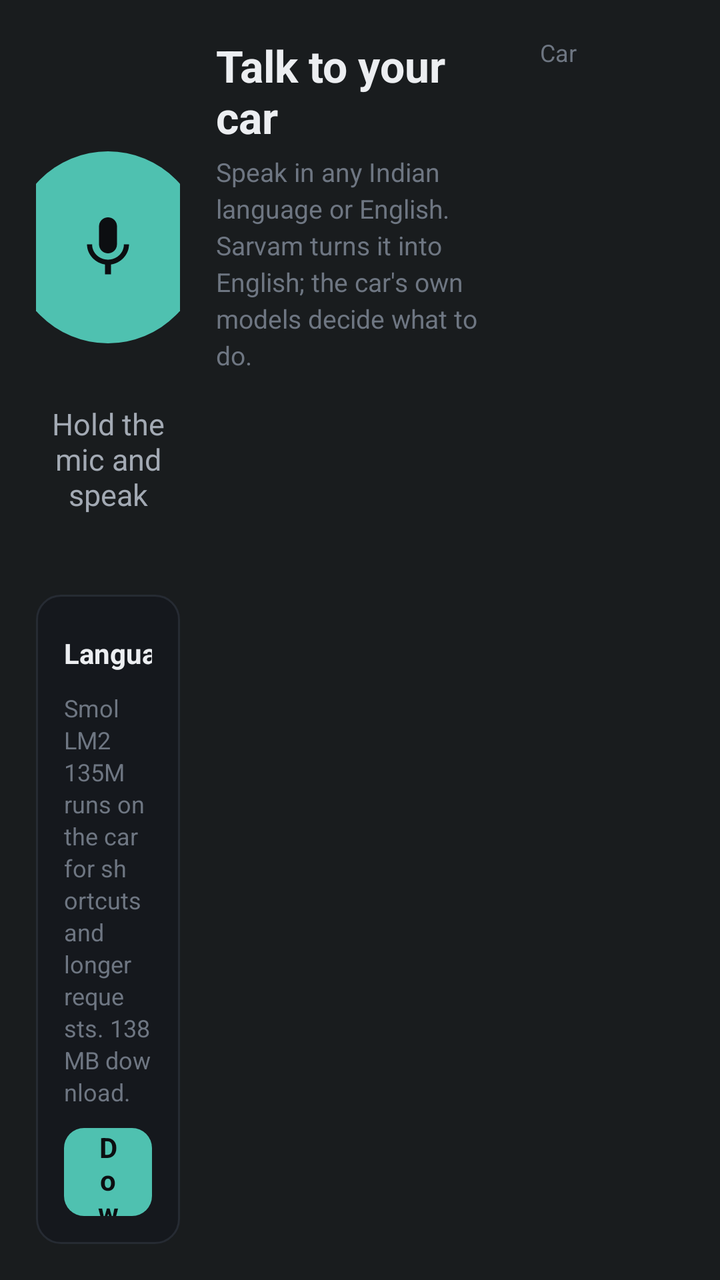
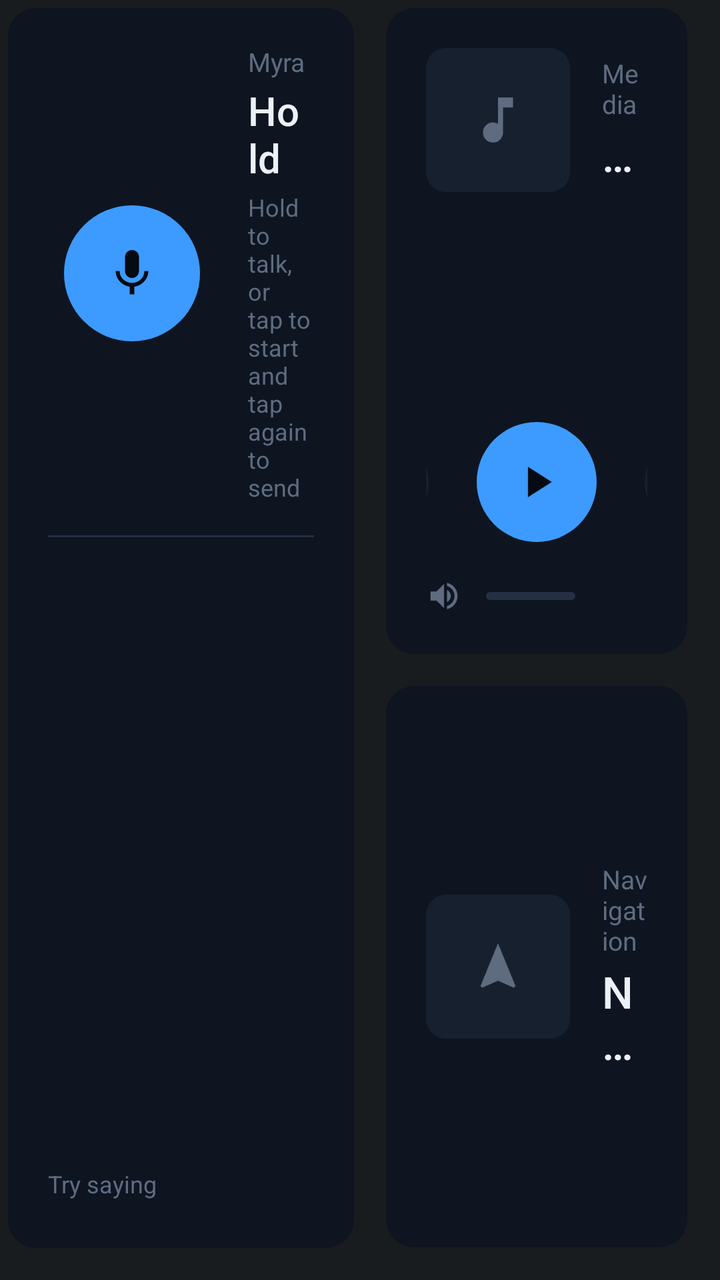

Compare the two renders of this Android layout. The source of the first and the diff that turns it into the second are given below.
<!-- AndroidManifest.xml: application theme android:Theme.DeviceDefault.NoActionBar.Fullscreen -->
<!-- res/layout/main.xml -->
<?xml version="1.0" encoding="utf-8"?>
<LinearLayout xmlns:android="http://schemas.android.com/apk/res/android"
    android:layout_width="match_parent"
    android:layout_height="match_parent"
    android:orientation="horizontal"
    android:padding="18dp">

    
    <LinearLayout
        android:layout_width="0dp"
        android:layout_height="match_parent"
        android:layout_weight="1"
        android:orientation="vertical">

        <LinearLayout
            android:layout_width="match_parent"
            android:layout_height="0dp"
            android:layout_weight="1"
            android:gravity="center"
            android:orientation="vertical">

            <FrameLayout
                android:layout_width="132dp"
                android:layout_height="132dp">

                <View
                    android:id="@+id/micRing"
                    android:layout_width="match_parent"
                    android:layout_height="match_parent"
                    android:background="@drawable/mic_ring"
                    android:visibility="invisible" />

                <ImageView
                    android:id="@+id/mic"
                    android:layout_width="96dp"
                    android:layout_height="96dp"
                    android:layout_gravity="center"
                    android:background="@drawable/mic_bg"
                    android:contentDescription="Hold to talk to Myra"
                    android:padding="30dp"
                    android:src="@drawable/ic_mic"
                    android:tint="@color/bg" />
            </FrameLayout>

            <TextView
                android:id="@+id/status"
                android:layout_width="match_parent"
                android:layout_height="wrap_content"
                android:layout_marginTop="12dp"
                android:gravity="center"
                android:minLines="2"
                android:text="Hold the mic and speak"
                android:textColor="@color/ink2"
                android:textSize="15sp" />
        </LinearLayout>

        <LinearLayout
            android:layout_width="match_parent"
            android:layout_height="wrap_content"
            android:background="@drawable/panel"
            android:orientation="vertical"
            android:padding="14dp">

            <LinearLayout
                android:layout_width="match_parent"
                android:layout_height="wrap_content"
                android:gravity="center_vertical"
                android:orientation="horizontal">

                <TextView
                    android:layout_width="0dp"
                    android:layout_height="wrap_content"
                    android:layout_weight="1"
                    android:text="Language model"
                    android:textColor="@color/ink"
                    android:textSize="14sp"
                    android:textStyle="bold" />

                <TextView
                    android:id="@+id/llmState"
                    style="@style/Label"
                    android:text="Not installed" />
            </LinearLayout>

            <TextView
                android:id="@+id/llmDetail"
                android:layout_width="match_parent"
                android:layout_height="wrap_content"
                android:layout_marginTop="4dp"
                android:lineSpacingExtra="2dp"
                android:text="SmolLM2 135M runs on the car for shortcuts and longer requests. 138 MB download."
                android:textColor="@color/ink3"
                android:textSize="12sp" />

            <ProgressBar
                android:id="@+id/llmProgress"
                style="@android:style/Widget.ProgressBar.Horizontal"
                android:layout_width="match_parent"
                android:layout_height="4dp"
                android:layout_marginTop="10dp"
                android:max="1000"
                android:progressDrawable="@drawable/progress"
                android:visibility="gone" />

            <TextView
                android:id="@+id/llmButton"
                style="@style/Button"
                android:layout_width="match_parent"
                android:layout_marginTop="10dp"
                android:text="Download" />

            <CheckBox
                android:id="@+id/llmAlways"
                android:layout_width="match_parent"
                android:layout_height="wrap_content"
                android:layout_marginTop="6dp"
                android:buttonTint="@color/accent"
                android:text="Use it for every command"
                android:textColor="@color/ink2"
                android:textSize="13sp"
                android:visibility="gone" />
        </LinearLayout>
    </LinearLayout>

    
    <LinearLayout
        android:layout_width="0dp"
        android:layout_height="match_parent"
        android:layout_marginStart="18dp"
        android:layout_marginEnd="18dp"
        android:layout_weight="2"
        android:orientation="vertical">

        <ScrollView
            android:id="@+id/scroll"
            android:layout_width="match_parent"
            android:layout_height="0dp"
            android:layout_weight="1"
            android:fadingEdgeLength="24dp"
            android:requiresFadingEdge="vertical">

            <LinearLayout
                android:id="@+id/log"
                android:layout_width="match_parent"
                android:layout_height="wrap_content"
                android:orientation="vertical">

                <TextView
                    android:layout_width="wrap_content"
                    android:layout_height="wrap_content"
                    android:text="Talk to your car"
                    android:textColor="@color/ink"
                    android:textSize="22sp"
                    android:textStyle="bold" />

                <TextView
                    android:layout_width="wrap_content"
                    android:layout_height="wrap_content"
                    android:layout_marginTop="4dp"
                    android:layout_marginBottom="8dp"
                    android:lineSpacingExtra="3dp"
                    android:text="Speak in any Indian language or English. Sarvam turns it into English; the car's own models decide what to do."
                    android:textColor="@color/ink3"
                    android:textSize="13sp" />
            </LinearLayout>
        </ScrollView>

        <HorizontalScrollView
            android:layout_width="match_parent"
            android:layout_height="wrap_content"
            android:layout_marginTop="10dp"
            android:scrollbars="none">

            <LinearLayout
                android:id="@+id/chips"
                android:layout_width="wrap_content"
                android:layout_height="wrap_content"
                android:orientation="horizontal" />
        </HorizontalScrollView>
    </LinearLayout>

    
    <LinearLayout
        android:id="@+id/state"
        android:layout_width="0dp"
        android:layout_height="match_parent"
        android:layout_weight="1"
        android:orientation="vertical">

        <TextView
            style="@style/Label"
            android:layout_marginBottom="6dp"
            android:text="Car" />
    </LinearLayout>
</LinearLayout>
<!-- resources referenced by this layout -->
<resources>
  <color name="accent">#4FC1B0</color>
  <color name="bg">#0C0E11</color>
  <color name="ink">#ECEEF1</color>
  <color name="ink2">#A3AAB4</color>
  <color name="ink3">#6E7682</color>
  <!-- drawable mic_bg (drawable) -->
  <?xml version="1.0" encoding="utf-8"?>
  <selector xmlns:android="http://schemas.android.com/apk/res/android">
      <item android:state_pressed="true"><shape android:shape="oval"><solid android:color="#3A9A8C" /></shape></item>
      <item android:state_enabled="false"><shape android:shape="oval"><solid android:color="@color/surface2" /></shape></item>
      <item><shape android:shape="oval"><solid android:color="@color/accent" /></shape></item>
  </selector>
  <!-- drawable panel (drawable) -->
  <?xml version="1.0" encoding="utf-8"?>
  <shape xmlns:android="http://schemas.android.com/apk/res/android">
      <solid android:color="@color/surface" />
      <stroke android:width="1dp" android:color="@color/line" />
      <corners android:radius="12dp" />
  </shape>
  <style name="Button">
          <item name="android:layout_height">44dp</item>
          <item name="android:background">@drawable/button</item>
          <item name="android:gravity">center</item>
          <item name="android:paddingStart">16dp</item>
          <item name="android:paddingEnd">16dp</item>
          <item name="android:textColor">@color/bg</item>
          <item name="android:textSize">14sp</item>
          <item name="android:textStyle">bold</item>
          <item name="android:clickable">true</item>
          <item name="android:focusable">true</item>
      </style>
  <style name="Label">
          <item name="android:layout_width">wrap_content</item>
          <item name="android:layout_height">wrap_content</item>
          <item name="android:textColor">@color/ink3</item>
          <item name="android:textSize">12sp</item>
      </style>
  <color name="surface2">#1C2027</color>
  <color name="surface">#15181D</color>
  <color name="line">#262B33</color>
  <!-- drawable button (drawable) -->
  <?xml version="1.0" encoding="utf-8"?>
  <selector xmlns:android="http://schemas.android.com/apk/res/android">
      <item android:state_enabled="false"><shape><solid android:color="@color/surface2" /><corners android:radius="10dp" /></shape></item>
      <item android:state_pressed="true"><shape><solid android:color="#3A9A8C" /><corners android:radius="10dp" /></shape></item>
      <item><shape><solid android:color="@color/accent" /><corners android:radius="10dp" /></shape></item>
  </selector>
  <!-- unchanged entries left out for length: 3 -->
</resources>

<!-- the commit's change to res/layout/main.xml (unified diff, before → after) -->
@@ -3,25 +3,32 @@
     android:layout_width="match_parent"
     android:layout_height="match_parent"
     android:orientation="horizontal"
-    android:padding="18dp">
+    android:paddingStart="4dp"
+    android:paddingEnd="16dp"
+    android:paddingBottom="16dp"
+    android:paddingTop="4dp">
 
     
     <LinearLayout
         android:layout_width="0dp"
         android:layout_height="match_parent"
-        android:layout_weight="1"
-        android:orientation="vertical">
+        android:layout_weight="1.15"
+        android:background="@drawable/panel"
+        android:orientation="vertical"
+        android:paddingStart="20dp"
+        android:paddingTop="18dp"
+        android:paddingEnd="20dp"
+        android:paddingBottom="16dp">
 
         <LinearLayout
             android:layout_width="match_parent"
-            android:layout_height="0dp"
-            android:layout_weight="1"
-            android:gravity="center"
-            android:orientation="vertical">
+            android:layout_height="wrap_content"
+            android:gravity="center_vertical"
+            android:orientation="horizontal">
 
             <FrameLayout
-                android:layout_width="132dp"
-                android:layout_height="132dp">
+                android:layout_width="84dp"
+                android:layout_height="84dp">
 
                 <View
                     android:id="@+id/micRing"
@@ -32,164 +39,293 @@
 
                 <ImageView
                     android:id="@+id/mic"
-                    android:layout_width="96dp"
-                    android:layout_height="96dp"
+                    android:layout_width="68dp"
+                    android:layout_height="68dp"
                     android:layout_gravity="center"
                     android:background="@drawable/mic_bg"
                     android:contentDescription="Hold to talk to Myra"
-                    android:padding="30dp"
+                    android:padding="20dp"
                     android:src="@drawable/ic_mic"
                     android:tint="@color/bg" />
             </FrameLayout>
 
-            <TextView
-                android:id="@+id/status"
+            <LinearLayout
+                android:layout_width="0dp"
+                android:layout_height="wrap_content"
+                android:layout_marginStart="16dp"
+                android:layout_weight="1"
+                android:orientation="vertical">
+
+                <TextView
+                    android:layout_width="wrap_content"
+                    android:layout_height="wrap_content"
+                    android:text="Myra"
+                    android:textColor="@color/ink3"
+                    android:textSize="13sp" />
+
+                <TextView
+                    android:id="@+id/status"
+                    android:layout_width="match_parent"
+                    android:layout_height="wrap_content"
+                    android:layout_marginTop="2dp"
+                    android:fontFamily="sans-serif-medium"
+                    android:maxLines="2"
+                    android:text="Hold the mic and speak"
+                    android:textColor="@color/ink"
+                    android:textSize="20sp" />
+
+                <TextView
+                    android:layout_width="match_parent"
+                    android:layout_height="wrap_content"
+                    android:layout_marginTop="3dp"
+                    android:text="Hold to talk, or tap to start and tap again to send"
+                    android:textColor="@color/ink3"
+                    android:textSize="12sp" />
+            </LinearLayout>
+        </LinearLayout>
+
+        <View
+            android:layout_width="match_parent"
+            android:layout_height="1dp"
+            android:layout_marginTop="16dp"
+            android:background="@color/line" />
+
+        <ScrollView
+            android:id="@+id/scroll"
+            android:layout_width="match_parent"
+            android:layout_height="0dp"
+            android:layout_weight="1"
+            android:fadingEdgeLength="24dp"
+            android:requiresFadingEdge="vertical"
+            android:scrollbars="none">
+
+            <LinearLayout
+                android:id="@+id/log"
                 android:layout_width="match_parent"
                 android:layout_height="wrap_content"
-                android:layout_marginTop="12dp"
-                android:gravity="center"
-                android:minLines="2"
-                android:text="Hold the mic and speak"
-                android:textColor="@color/ink2"
-                android:textSize="15sp" />
-        </LinearLayout>
-
-        <LinearLayout
-            android:layout_width="match_parent"
+                android:orientation="vertical"
+                android:paddingBottom="8dp" />
+        </ScrollView>
+
+        <TextView
+            android:layout_width="wrap_content"
             android:layout_height="wrap_content"
-            android:background="@drawable/panel"
-            android:orientation="vertical"
-            android:padding="14dp">
-
-            <LinearLayout
-                android:layout_width="match_parent"
-                android:layout_height="wrap_content"
-                android:gravity="center_vertical"
-                android:orientation="horizontal">
-
-                <TextView
-                    android:layout_width="0dp"
-                    android:layout_height="wrap_content"
-                    android:layout_weight="1"
-                    android:text="Language model"
-                    android:textColor="@color/ink"
-                    android:textSize="14sp"
-                    android:textStyle="bold" />
-
-                <TextView
-                    android:id="@+id/llmState"
-                    style="@style/Label"
-                    android:text="Not installed" />
-            </LinearLayout>
-
-            <TextView
-                android:id="@+id/llmDetail"
-                android:layout_width="match_parent"
-                android:layout_height="wrap_content"
-                android:layout_marginTop="4dp"
-                android:lineSpacingExtra="2dp"
-                android:text="SmolLM2 135M runs on the car for shortcuts and longer requests. 138 MB download."
-                android:textColor="@color/ink3"
-                android:textSize="12sp" />
-
-            <ProgressBar
-                android:id="@+id/llmProgress"
-                style="@android:style/Widget.ProgressBar.Horizontal"
-                android:layout_width="match_parent"
-                android:layout_height="4dp"
-                android:layout_marginTop="10dp"
-                android:max="1000"
-                android:progressDrawable="@drawable/progress"
-                android:visibility="gone" />
-
-            <TextView
-                android:id="@+id/llmButton"
-                style="@style/Button"
-                android:layout_width="match_parent"
-                android:layout_marginTop="10dp"
-                android:text="Download" />
-
-            <CheckBox
-                android:id="@+id/llmAlways"
-                android:layout_width="match_parent"
-                android:layout_height="wrap_content"
-                android:layout_marginTop="6dp"
-                android:buttonTint="@color/accent"
-                android:text="Use it for every command"
-                android:textColor="@color/ink2"
-                android:textSize="13sp"
-                android:visibility="gone" />
-        </LinearLayout>
+            android:layout_marginTop="8dp"
+            android:text="Try saying"
+            android:textColor="@color/ink3"
+            android:textSize="12sp" />
+
+        <HorizontalScrollView
+            android:layout_width="match_parent"
+            android:layout_height="wrap_content"
+            android:layout_marginTop="8dp"
+            android:scrollbars="none">
+
+            <LinearLayout
+                android:id="@+id/chips"
+                android:layout_width="wrap_content"
+                android:layout_height="wrap_content"
+                android:orientation="horizontal" />
+        </HorizontalScrollView>
     </LinearLayout>
 
-    
     <LinearLayout
         android:layout_width="0dp"
         android:layout_height="match_parent"
-        android:layout_marginStart="18dp"
-        android:layout_marginEnd="18dp"
-        android:layout_weight="2"
+        android:layout_marginStart="16dp"
+        android:layout_weight="1"
         android:orientation="vertical">
 
-        <ScrollView
-            android:id="@+id/scroll"
+        
+        <LinearLayout
             android:layout_width="match_parent"
             android:layout_height="0dp"
+            android:layout_weight="1.15"
+            android:background="@drawable/panel"
+            android:orientation="vertical"
+            android:padding="20dp">
+
+            <LinearLayout
+                android:layout_width="match_parent"
+                android:layout_height="wrap_content"
+                android:gravity="center_vertical"
+                android:orientation="horizontal">
+
+                <FrameLayout
+                    android:layout_width="72dp"
+                    android:layout_height="72dp"
+                    android:background="@drawable/tile">
+
+                    <ImageView
+                        android:id="@+id/mediaArt"
+                        android:layout_width="30dp"
+                        android:layout_height="30dp"
+                        android:layout_gravity="center"
+                        android:importantForAccessibility="no"
+                        android:src="@drawable/ic_music"
+                        android:tint="@color/ink3" />
+                </FrameLayout>
+
+                <LinearLayout
+                    android:layout_width="0dp"
+                    android:layout_height="wrap_content"
+                    android:layout_marginStart="16dp"
+                    android:layout_weight="1"
+                    android:orientation="vertical">
+
+                    <TextView
+                        android:id="@+id/mediaSub"
+                        android:layout_width="wrap_content"
+                        android:layout_height="wrap_content"
+                        android:text="Media"
+                        android:textColor="@color/ink3"
+                        android:textSize="13sp" />
+
+                    <TextView
+                        android:id="@+id/mediaState"
+                        android:layout_width="match_parent"
+                        android:layout_height="wrap_content"
+                        android:layout_marginTop="2dp"
+                        android:ellipsize="end"
+                        android:fontFamily="sans-serif-medium"
+                        android:maxLines="1"
+                        android:text="Nothing playing"
+                        android:textColor="@color/ink"
+                        android:textSize="22sp" />
+                </LinearLayout>
+            </LinearLayout>
+
+            <View
+                android:layout_width="0dp"
+                android:layout_height="0dp"
+                android:layout_weight="1" />
+
+            <LinearLayout
+                android:layout_width="match_parent"
+                android:layout_height="wrap_content"
+                android:gravity="center"
+                android:orientation="horizontal">
+
+                <ImageView
+                    android:id="@+id/mediaPrev"
+                    style="@style/RoundButton"
+                    android:layout_width="48dp"
+                    android:layout_height="48dp"
+                    android:contentDescription="Previous track"
+                    android:src="@drawable/ic_prev" />
+
+                <ImageView
+                    android:id="@+id/mediaPlay"
+                    android:layout_width="60dp"
+                    android:layout_height="60dp"
+                    android:layout_marginStart="24dp"
+                    android:layout_marginEnd="24dp"
+                    android:background="@drawable/mic_bg"
+                    android:clickable="true"
+                    android:contentDescription="Play"
+                    android:focusable="true"
+                    android:padding="17dp"
+                    android:src="@drawable/ic_play"
+                    android:tint="@color/bg" />
+
+                <ImageView
+                    android:id="@+id/mediaNext"
+                    style="@style/RoundButton"
+                    android:layout_width="48dp"
+                    android:layout_height="48dp"
+                    android:contentDescription="Next track"
+                    android:src="@drawable/ic_next" />
+            </LinearLayout>
+
+            <LinearLayout
+                android:layout_width="match_parent"
+                android:layout_height="wrap_content"
+                android:layout_marginTop="18dp"
+                android:gravity="center_vertical"
+                android:orientation="horizontal">
+
+                <ImageView
+                    android:layout_width="18dp"
+                    android:layout_height="18dp"
+                    android:importantForAccessibility="no"
+                    android:src="@drawable/ic_volume"
+                    android:tint="@color/ink3" />
+
+                <ProgressBar
+                    android:id="@+id/volumeBar"
+                    style="@android:style/Widget.ProgressBar.Horizontal"
+                    android:layout_width="0dp"
+                    android:layout_height="4dp"
+                    android:layout_marginStart="12dp"
+                    android:layout_weight="1"
+                    android:max="30"
+                    android:progressDrawable="@drawable/progress" />
+
+                <TextView
+                    android:id="@+id/volumeText"
+                    android:layout_width="wrap_content"
+                    android:layout_height="wrap_content"
+                    android:layout_marginStart="12dp"
+                    android:gravity="end"
+                    android:minWidth="24dp"
+                    android:textColor="@color/ink2"
+                    android:textSize="13sp" />
+            </LinearLayout>
+        </LinearLayout>
+
+        
+        <LinearLayout
+            android:layout_width="match_parent"
+            android:layout_height="0dp"
+            android:layout_marginTop="16dp"
             android:layout_weight="1"
-            android:fadingEdgeLength="24dp"
-            android:requiresFadingEdge="vertical">
-
-            <LinearLayout
-                android:id="@+id/log"
-                android:layout_width="match_parent"
-                android:layout_height="wrap_content"
+            android:background="@drawable/panel"
+            android:gravity="center_vertical"
+            android:orientation="horizontal"
+            android:padding="20dp">
+
+            <FrameLayout
+                android:layout_width="72dp"
+                android:layout_height="72dp"
+                android:background="@drawable/tile">
+
+                <ImageView
+                    android:id="@+id/navIcon"
+                    android:layout_width="28dp"
+                    android:layout_height="28dp"
+                    android:layout_gravity="center"
+                    android:importantForAccessibility="no"
+                    android:src="@drawable/ic_nav"
+                    android:tint="@color/ink3" />
+            </FrameLayout>
+
+            <LinearLayout
+                android:layout_width="0dp"
+                android:layout_height="wrap_content"
+                android:layout_marginStart="16dp"
+                android:layout_weight="1"
                 android:orientation="vertical">
 
                 <TextView
+                    android:id="@+id/navSub"
                     android:layout_width="wrap_content"
                     android:layout_height="wrap_content"
-                    android:text="Talk to your car"
-                    android:textColor="@color/ink"
-                    android:textSize="22sp"
-                    android:textStyle="bold" />
-
-                <TextView
-                    android:layout_width="wrap_content"
-                    android:layout_height="wrap_content"
-                    android:layout_marginTop="4dp"
-                    android:layout_marginBottom="8dp"
-                    android:lineSpacingExtra="3dp"
-                    android:text="Speak in any Indian language or English. Sarvam turns it into English; the car's own models decide what to do."
+                    android:text="Navigation"
                     android:textColor="@color/ink3"
                     android:textSize="13sp" />
-            </LinearLayout>
-        </ScrollView>
-
-        <HorizontalScrollView
-            android:layout_width="match_parent"
-            android:layout_height="wrap_content"
-            android:layout_marginTop="10dp"
-            android:scrollbars="none">
-
-            <LinearLayout
-                android:id="@+id/chips"
-                android:layout_width="wrap_content"
-                android:layout_height="wrap_content"
-                android:orientation="horizontal" />
-        </HorizontalScrollView>
-    </LinearLayout>
-
-    
-    <LinearLayout
-        android:id="@+id/state"
-        android:layout_width="0dp"
-        android:layout_height="match_parent"
-        android:layout_weight="1"
-        android:orientation="vertical">
-
-        <TextView
-            style="@style/Label"
-            android:layout_marginBottom="6dp"
-            android:text="Car" />
+
+                <TextView
+                    android:id="@+id/navDest"
+                    android:layout_width="match_parent"
+                    android:layout_height="wrap_content"
+                    android:layout_marginTop="2dp"
+                    android:ellipsize="end"
+                    android:fontFamily="sans-serif-medium"
+                    android:maxLines="2"
+                    android:text="No destination"
+                    android:textColor="@color/ink"
+                    android:textSize="22sp" />
+            </LinearLayout>
+        </LinearLayout>
     </LinearLayout>
 </LinearLayout>
<!-- resource entries referenced after the edit -->
@@ -1,14 +1,14 @@
 <!-- resources referenced by this layout -->
 <resources>
-  <color name="accent">#4FC1B0</color>
-  <color name="bg">#0C0E11</color>
-  <color name="ink">#ECEEF1</color>
-  <color name="ink2">#A3AAB4</color>
-  <color name="ink3">#6E7682</color>
+  <color name="accent">#3D9BFF</color>
+  <color name="bg">#060A12</color>
+  <color name="ink">#ECF1F7</color>
+  <color name="ink2">#9EAABB</color>
+  <color name="ink3">#5F6C80</color>
   <!-- drawable mic_bg (drawable) -->
   <?xml version="1.0" encoding="utf-8"?>
   <selector xmlns:android="http://schemas.android.com/apk/res/android">
-      <item android:state_pressed="true"><shape android:shape="oval"><solid android:color="#3A9A8C" /></shape></item>
+      <item android:state_pressed="true"><shape android:shape="oval"><solid android:color="@color/accentPressed" /></shape></item>
       <item android:state_enabled="false"><shape android:shape="oval"><solid android:color="@color/surface2" /></shape></item>
       <item><shape android:shape="oval"><solid android:color="@color/accent" /></shape></item>
   </selector>
@@ -16,37 +16,63 @@
   <?xml version="1.0" encoding="utf-8"?>
   <shape xmlns:android="http://schemas.android.com/apk/res/android">
       <solid android:color="@color/surface" />
-      <stroke android:width="1dp" android:color="@color/line" />
-      <corners android:radius="12dp" />
+      <corners android:radius="14dp" />
   </shape>
-  <style name="Button">
+  <!-- drawable tile (drawable) -->
+  <?xml version="1.0" encoding="utf-8"?>
+  <shape xmlns:android="http://schemas.android.com/apk/res/android">
+      <solid android:color="@color/surface2" />
+      <corners android:radius="10dp" />
+  </shape>
+  <style name="RoundButton">
+          <item name="android:layout_width">44dp</item>
           <item name="android:layout_height">44dp</item>
-          <item name="android:background">@drawable/button</item>
-          <item name="android:gravity">center</item>
-          <item name="android:paddingStart">16dp</item>
-          <item name="android:paddingEnd">16dp</item>
-          <item name="android:textColor">@color/bg</item>
-          <item name="android:textSize">14sp</item>
-          <item name="android:textStyle">bold</item>
+          <item name="android:background">@drawable/round_button</item>
+          <item name="android:padding">12dp</item>
+          <item name="android:tint">@color/ink2</item>
           <item name="android:clickable">true</item>
           <item name="android:focusable">true</item>
       </style>
-  <style name="Label">
-          <item name="android:layout_width">wrap_content</item>
-          <item name="android:layout_height">wrap_content</item>
-          <item name="android:textColor">@color/ink3</item>
-          <item name="android:textSize">12sp</item>
-      </style>
-  <color name="surface2">#1C2027</color>
-  <color name="surface">#15181D</color>
-  <color name="line">#262B33</color>
-  <!-- drawable button (drawable) -->
+  <color name="accentPressed">#2C7DD6</color>
+  <color name="surface2">#17202E</color>
+  <color name="surface">#0E1521</color>
+  <!-- drawable round_button (drawable) -->
   <?xml version="1.0" encoding="utf-8"?>
   <selector xmlns:android="http://schemas.android.com/apk/res/android">
-      <item android:state_enabled="false"><shape><solid android:color="@color/surface2" /><corners android:radius="10dp" /></shape></item>
-      <item android:state_pressed="true"><shape><solid android:color="#3A9A8C" /><corners android:radius="10dp" /></shape></item>
-      <item><shape><solid android:color="@color/accent" /><corners android:radius="10dp" /></shape></item>
+      <item android:state_pressed="true"><shape android:shape="oval"><solid android:color="@color/line" /></shape></item>
+      <item><shape android:shape="oval"><solid android:color="@color/surface2" /></shape></item>
   </selector>
+  <color name="line">#243042</color>
+  <!-- drawable ic_music (drawable) -->
+  <?xml version="1.0" encoding="utf-8"?>
+  <vector xmlns:android="http://schemas.android.com/apk/res/android" android:width="24dp" android:height="24dp" android:viewportWidth="24" android:viewportHeight="24">
+      <path android:fillColor="#FFFFFFFF" android:pathData="M12,3v10.55c-0.59,-0.34 -1.27,-0.55 -2,-0.55 -2.21,0 -4,1.79 -4,4s1.79,4 4,4 4,-1.79 4,-4V7h4V3h-6z" />
+  </vector>
+  <!-- drawable ic_nav (drawable) -->
+  <?xml version="1.0" encoding="utf-8"?>
+  <vector xmlns:android="http://schemas.android.com/apk/res/android" android:width="24dp" android:height="24dp" android:viewportWidth="24" android:viewportHeight="24">
+      <path android:fillColor="#FFFFFFFF" android:pathData="M12,2L4.5,20.29l0.71,0.71L12,18l6.79,3 0.71,-0.71z" />
+  </vector>
+  <!-- drawable ic_next (drawable) -->
+  <?xml version="1.0" encoding="utf-8"?>
+  <vector xmlns:android="http://schemas.android.com/apk/res/android" android:width="24dp" android:height="24dp" android:viewportWidth="24" android:viewportHeight="24">
+      <path android:fillColor="#FFFFFFFF" android:pathData="M6,18l8.5,-6L6,6v12zM16,6v12h2V6h-2z" />
+  </vector>
+  <!-- drawable ic_play (drawable) -->
+  <?xml version="1.0" encoding="utf-8"?>
+  <vector xmlns:android="http://schemas.android.com/apk/res/android" android:width="24dp" android:height="24dp" android:viewportWidth="24" android:viewportHeight="24">
+      <path android:fillColor="#FFFFFFFF" android:pathData="M8,5v14l11,-7z" />
+  </vector>
+  <!-- drawable ic_prev (drawable) -->
+  <?xml version="1.0" encoding="utf-8"?>
+  <vector xmlns:android="http://schemas.android.com/apk/res/android" android:width="24dp" android:height="24dp" android:viewportWidth="24" android:viewportHeight="24">
+      <path android:fillColor="#FFFFFFFF" android:pathData="M6,6h2v12H6zm3.5,6l8.5,6V6z" />
+  </vector>
+  <!-- drawable ic_volume (drawable) -->
+  <?xml version="1.0" encoding="utf-8"?>
+  <vector xmlns:android="http://schemas.android.com/apk/res/android" android:width="24dp" android:height="24dp" android:viewportWidth="24" android:viewportHeight="24">
+      <path android:fillColor="#FFFFFFFF" android:pathData="M3,9v6h4l5,5V4L7,9H3zm13.5,3c0,-1.77 -1.02,-3.29 -2.5,-4.03v8.05c1.48,-0.73 2.5,-2.25 2.5,-4.02zM14,3.23v2.06c2.89,0.86 5,3.54 5,6.71s-2.11,5.85 -5,6.71v2.06c4.01,-0.91 7,-4.49 7,-8.77s-2.99,-7.86 -7,-8.77z" />
+  </vector>
   <!-- unchanged entries left out for length: 3 -->
 </resources>
 
